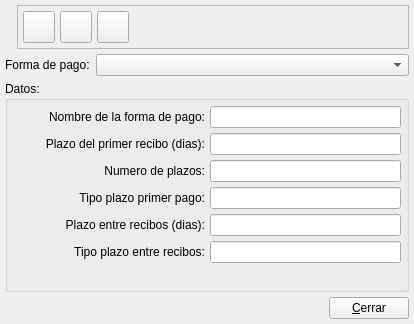
Above: bulmages/bulmacont/src/fpagobase.ui from eboladev/Bulmages-1 before the change. Below: the same form after it.
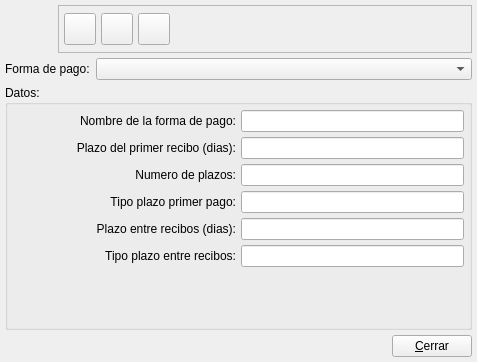
That is the form after the change. Icons and pictures are not drawn.

```diff
--- a/bulmages/bulmacont/src/fpagobase.ui
+++ b/bulmages/bulmacont/src/fpagobase.ui
@@ -5,8 +5,8 @@
    <rect>
     <x>0</x>
     <y>0</y>
-    <width>414</width>
-    <height>324</height>
+    <width>477</width>
+    <height>362</height>
    </rect>
   </property>
   <property name="windowTitle" >
@@ -32,6 +32,18 @@
      </property>
      <item>
       <widget class="QLabel" name="label" >
+       <property name="minimumSize" >
+        <size>
+         <width>48</width>
+         <height>48</height>
+        </size>
+       </property>
+       <property name="maximumSize" >
+        <size>
+         <width>48</width>
+         <height>48</height>
+        </size>
+       </property>
        <property name="text" >
         <string/>
        </property>
@@ -187,9 +199,7 @@
      <item>
       <widget class="QComboBox" name="mui_comboFPago" >
        <property name="sizePolicy" >
-        <sizepolicy>
-         <hsizetype>7</hsizetype>
-         <vsizetype>0</vsizetype>
+        <sizepolicy vsizetype="Fixed" hsizetype="Expanding" >
          <horstretch>0</horstretch>
          <verstretch>0</verstretch>
         </sizepolicy>
@@ -235,9 +245,7 @@
       <item row="1" column="0" >
        <widget class="QLabel" name="textLabel1_2_2_2" >
         <property name="sizePolicy" >
-         <sizepolicy>
-          <hsizetype>7</hsizetype>
-          <vsizetype>5</vsizetype>
+         <sizepolicy vsizetype="Preferred" hsizetype="Expanding" >
           <horstretch>0</horstretch>
           <verstretch>0</verstretch>
          </sizepolicy>
@@ -253,9 +261,7 @@
       <item row="2" column="0" >
        <widget class="QLabel" name="textLabel1_2_2" >
         <property name="sizePolicy" >
-         <sizepolicy>
-          <hsizetype>7</hsizetype>
-          <vsizetype>5</vsizetype>
+         <sizepolicy vsizetype="Preferred" hsizetype="Expanding" >
           <horstretch>0</horstretch>
           <verstretch>0</verstretch>
          </sizepolicy>
@@ -274,9 +280,7 @@
       <item row="3" column="0" >
        <widget class="QLabel" name="textLabel1_2_2_3" >
         <property name="sizePolicy" >
-         <sizepolicy>
-          <hsizetype>7</hsizetype>
-          <vsizetype>5</vsizetype>
+         <sizepolicy vsizetype="Preferred" hsizetype="Expanding" >
           <horstretch>0</horstretch>
           <verstretch>0</verstretch>
          </sizepolicy>
@@ -292,9 +296,7 @@
       <item row="4" column="0" >
        <widget class="QLabel" name="textLabel1_2_2_3_2" >
         <property name="sizePolicy" >
-         <sizepolicy>
-          <hsizetype>7</hsizetype>
-          <vsizetype>5</vsizetype>
+         <sizepolicy vsizetype="Preferred" hsizetype="Expanding" >
           <horstretch>0</horstretch>
           <verstretch>0</verstretch>
          </sizepolicy>
@@ -310,9 +312,7 @@
       <item row="5" column="0" >
        <widget class="QLabel" name="textLabel1_2_2_3_3" >
         <property name="sizePolicy" >
-         <sizepolicy>
-          <hsizetype>7</hsizetype>
-          <vsizetype>5</vsizetype>
+         <sizepolicy vsizetype="Preferred" hsizetype="Expanding" >
           <horstretch>0</horstretch>
           <verstretch>0</verstretch>
          </sizepolicy>
```
Left out of the diff: 51 changed lines with no effect on the pictures.
